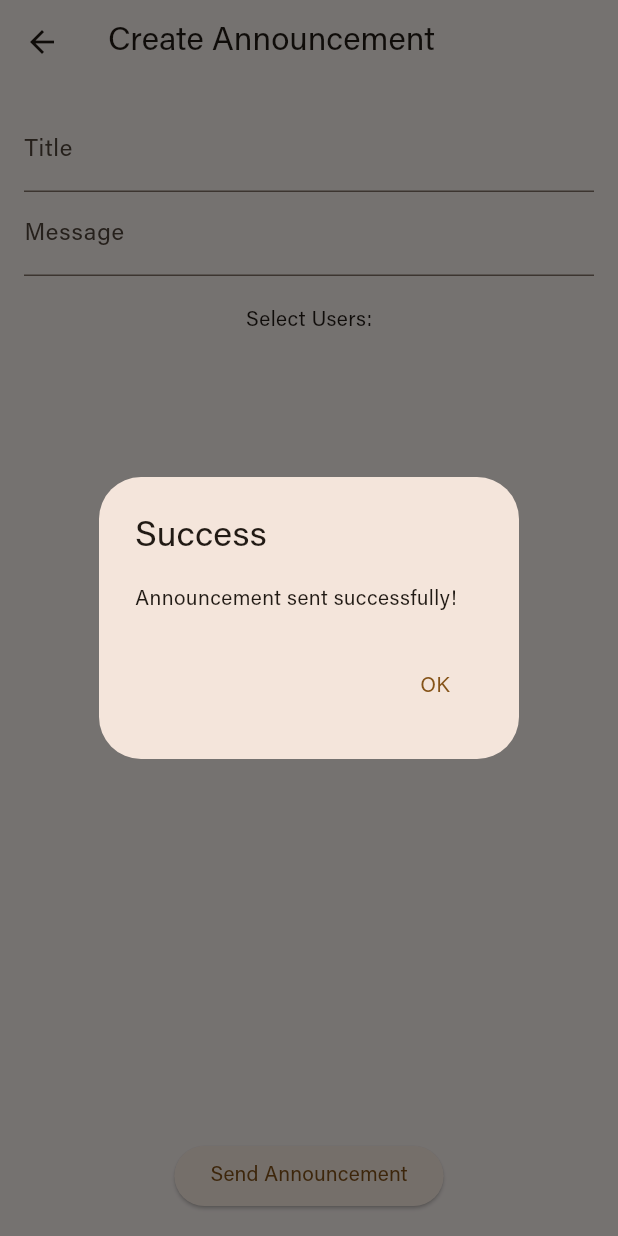
After one commit to Asad120600/online_barber, a Flutter app: the AnnouncementScreen screen opened directly, after a tap on "Send Announcement", on a phone screen of 412 x 824 dp. The commit adds this screen. Run offline on Flutter 3.47's test engine with Material 3 defaults, Android fonts, the phone set to English and light mode, and no system bars; our stand-ins replace cloud_firestore, firebase_auth, firebase_core, firebase_messaging, firebase_storage, fl_chart and 11 more; missing offline and left inert: googleapis; accounts and stored records are empty; key blocks and very long unbroken strings in the code were emptied for the run.

Commit message:
announcements from admin is done

```diff
--- a/lib/models/notification_model.dart
+++ b/lib/models/notification_model.dart
@@ -13,13 +13,25 @@ class NotificationModel {
     required this.date,
   });
 
+  // Factory constructor to create an instance from a general Firestore document
   factory NotificationModel.fromFirestore(DocumentSnapshot<Map<String, dynamic>> doc) {
     final data = doc.data()!;
     return NotificationModel(
       id: doc.id,
       title: data['title'] ?? '',
-      body: data['body'] ?? '',
-      date: (data['date'] as Timestamp).toDate(),
+      body: data['message'] ?? data['body'] ?? '', // Handle both 'body' and 'message'
+      date: (data['date'] ?? data['timestamp'] as Timestamp).toDate(), // Handle both 'date' and 'timestamp'
+    );
+  }
+
+  // Factory constructor to create an instance from an announcement document
+  factory NotificationModel.fromAnnouncementFirestore(DocumentSnapshot<Map<String, dynamic>> doc) {
+    final data = doc.data()!;
+    return NotificationModel(
+      id: doc.id,
+      title: data['title'] ?? '',
+      body: data['message'] ?? '', // Assuming 'message' field in announcements
+      date: (data['timestamp'] as Timestamp).toDate(), // Assuming 'timestamp' field in announcements
     );
   }
 
--- a/lib/push_notification_service.dart
+++ b/lib/push_notification_service.dart
@@ -129,4 +129,5 @@ class PushNotificationService{
       ),
     );
   }
+
 }
--- a/lib/views/admin/admin_drawer.dart
+++ b/lib/views/admin/admin_drawer.dart
@@ -3,6 +3,7 @@ import 'package:flutter/material.dart';
 import 'package:firebase_auth/firebase_auth.dart';
 import 'package:online_barber_app/utils/shared_pref.dart';
 import 'package:online_barber_app/views/admin/admin_contact_reply.dart';
+import 'package:online_barber_app/views/admin/announcement_screen_send.dart';
 import 'package:online_barber_app/views/admin/app_settings/faqs_settings.dart';
 import 'package:online_barber_app/views/admin/barber%20admin/barber_stats.dart';
 import 'package:online_barber_app/views/admin/services/manage_services.dart';
@@ -245,6 +246,21 @@ class _AdminDrawerState extends State<AdminDrawer> {
                 );
               },
             ),
+            ListTile(
+              leading: const Icon(Icons.announcement),
+              title: const Text(
+                'Announcement',
+              ),
+              onTap: () {
+                Navigator.pop(context); // Close the drawer
+                Navigator.push(
+                  context,
+                  MaterialPageRoute(
+                    builder: (context) =>  AnnouncementScreen(),
+                  ),
+                );
+              },
+            ),
 
             ListTile(
               leading: const Icon(Icons.logout),
--- /dev/null
+++ b/lib/views/admin/announcement_screen_send.dart
@@ -0,0 +1,151 @@
+import 'dart:developer';
+import 'package:cloud_firestore/cloud_firestore.dart';
+import 'package:flutter/material.dart';
+import 'package:geolocator/geolocator.dart';
+import 'package:online_barber_app/push_notification_service.dart';
+
+class AnnouncementScreen extends StatefulWidget {
+  const AnnouncementScreen({super.key});
+
+  @override
+  _AnnouncementScreenState createState() => _AnnouncementScreenState();
+}
+
+class _AnnouncementScreenState extends State<AnnouncementScreen> {
+  final TextEditingController _titleController = TextEditingController();
+  final TextEditingController _messageController = TextEditingController();
+  List<DocumentSnapshot> allUsers = []; // Store all users
+  List<String> selectedUserTokens = []; // List of selected user tokens
+
+  @override
+  void initState() {
+    super.initState();
+    fetchAllUsers();
+  }
+
+  Future<void> fetchAllUsers() async {
+    try {
+      final firestore = FirebaseFirestore.instance.collection('users');
+      final userSnapshots = await firestore.get();
+
+      setState(() {
+        allUsers = userSnapshots.docs;
+      });
+    } catch (e) {
+      log("Failed to fetch users: $e");
+    }
+  }
+
+  @override
+  Widget build(BuildContext context) {
+    return Scaffold(
+      appBar: AppBar(
+        title: const Text('Create Announcement'),
+      ),
+      body: Padding(
+        padding: const EdgeInsets.all(16.0),
+        child: Column(
+          children: [
+            TextField(
+              controller: _titleController,
+              decoration: const InputDecoration(labelText: 'Title'),
+            ),
+            TextField(
+              controller: _messageController,
+              decoration: const InputDecoration(labelText: 'Message'),
+            ),
+            const SizedBox(height: 20),
+            const Text('Select Users:'),
+            Expanded(
+              child: ListView.builder(
+                itemCount: allUsers.length,
+                itemBuilder: (context, index) {
+                  DocumentSnapshot user = allUsers[index];
+                  String userName = user['firstName'];
+                  String userToken = user['token']; // Assuming user tokens are stored in Firestore
+
+                  return CheckboxListTile(
+                    title: Text(userName),
+                    value: selectedUserTokens.contains(userToken),
+                    onChanged: (bool? selected) {
+                      setState(() {
+                        if (selected == true) {
+                          if (!selectedUserTokens.contains(userToken)) {
+                            selectedUserTokens.add(userToken);
+                          }
+                        } else {
+                          selectedUserTokens.remove(userToken);
+                        }
+                        // Debug log
+                        log('Selected User Tokens: $selectedUserTokens');
+                      });
+                    },
+                  );
+                },
+              ),
+            ),
+            ElevatedButton(
+              onPressed: () {
+                createAnnouncement(
+                  _titleController.text,
+                  _messageController.text,
+                  context,
+                );
+              },
+              child: const Text('Send Announcement'),
+            ),
+          ],
+        ),
+      ),
+    );
+  }
+
+
+  Future<void> createAnnouncement(String title, String message, BuildContext context) async {
+    try {
+      // Store the announcement in Firestore
+      await FirebaseFirestore.instance.collection('announcements').add({
+        'title': title,
+        'message': message,
+        'timestamp': FieldValue.serverTimestamp(),
+      });
+
+      // Notify selected users
+      if (selectedUserTokens.isNotEmpty) {
+        sendAnnouncementNotification(title, message, selectedUserTokens, context);
+      }
+
+      // Show success dialog
+      showDialog(
+        context: context,
+        builder: (BuildContext context) {
+          return AlertDialog(
+            title: const Text('Success'),
+            content: const Text('Announcement sent successfully!'),
+            actions: [
+              TextButton(
+                onPressed: () {
+                  Navigator.of(context).pop(); // Close the dialog
+                  Navigator.of(context).pop(); // Close the AnnouncementScreen
+                },
+                child: const Text('OK'),
+              ),
+            ],
+          );
+        },
+      );
+    } catch (e) {
+      log("Failed to send announcement: $e");
+      // Show error snackbar
+      ScaffoldMessenger.of(context).showSnackBar(
+        SnackBar(content: Text('Failed to send announcement: $e')),
+      );
+    }
+  }
+
+  void sendAnnouncementNotification(String title, String body, List<String> userTokens, BuildContext context) {
+    for (String token in userTokens) {
+      PushNotificationService.sendNotificationToUser(token, context, title, body);
+    }
+  }
+}
--- a/lib/views/barber/barber_drawer.dart
+++ b/lib/views/barber/barber_drawer.dart
@@ -3,7 +3,6 @@ import 'package:flutter/material.dart';
 import 'package:firebase_auth/firebase_auth.dart';
 import 'package:online_barber_app/models/service_model.dart';
 import 'package:online_barber_app/utils/shared_pref.dart';
-import 'package:online_barber_app/views/admin/services/service_list.dart';
 import 'package:online_barber_app/views/auth/login_screen.dart';
 import 'package:online_barber_app/views/barber/barber_profile.dart';
 import 'package:online_barber_app/views/barber/barber_stats.dart';
```
Also changed, not shown: lib/main.dart (+76 -3 lines), lib/views/user/announcements_show.dart (added, +35 -0 lines), lib/views/user/notifications.dart (+33 -11 lines), lib/views/user/user_drawer_widget.dart (+15 -0 lines), pubspec.lock, 1 other file.
